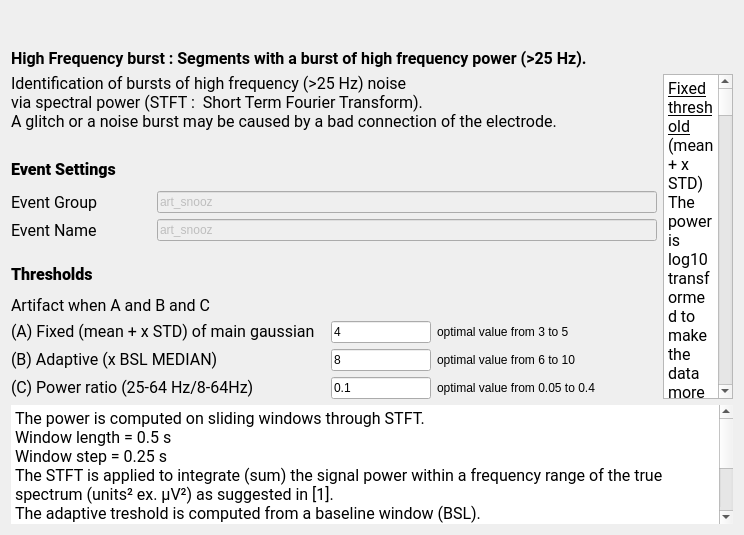
The window that tools/CEAMSTools/DetectArtifacts/HighFreqBurstStep/Ui_HighFreqBurstStep.ui (SnoozToolbox/snooz-package-ceams) describes before a commit, drawn with Qt 5.
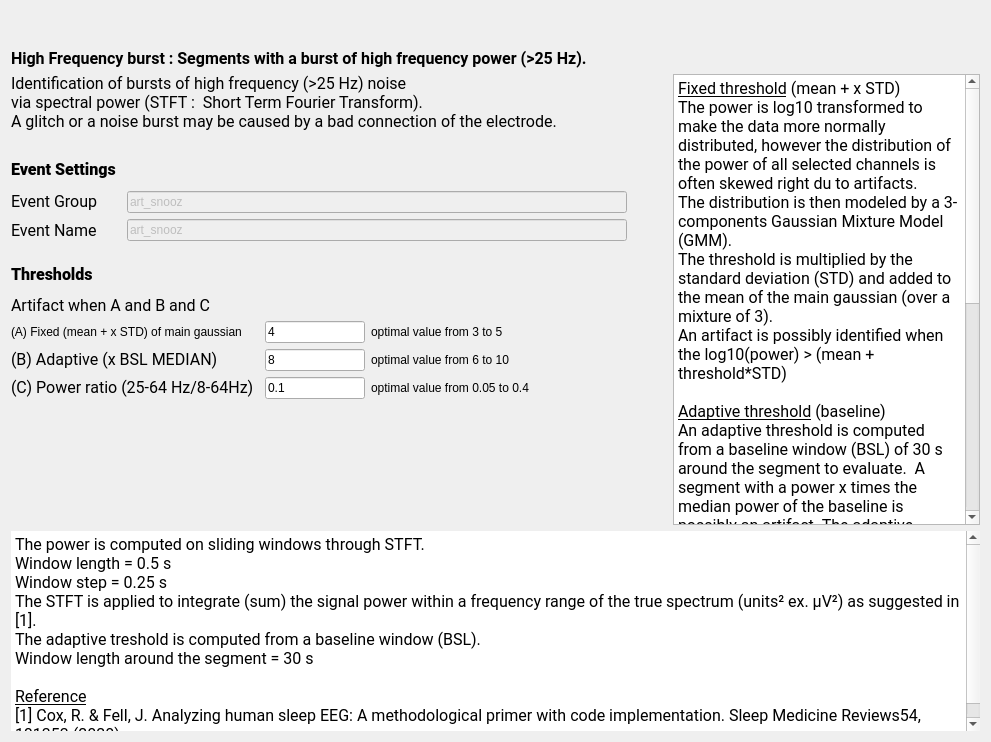
The same window after the commit.

What changed in the file:
```diff
--- a/tools/CEAMSTools/DetectArtifacts/HighFreqBurstStep/Ui_HighFreqBurstStep.ui
+++ b/tools/CEAMSTools/DetectArtifacts/HighFreqBurstStep/Ui_HighFreqBurstStep.ui
@@ -6,8 +6,8 @@
    <rect>
     <x>0</x>
     <y>0</y>
-    <width>734</width>
-    <height>535</height>
+    <width>991</width>
+    <height>742</height>
    </rect>
   </property>
   <property name="windowTitle">
@@ -18,25 +18,25 @@
   </property>
   <layout class="QVBoxLayout" name="verticalLayout_2">
    <item>
-        <widget class="QWidget" name="widget" native="true">
-         <property name="sizePolicy">
-          <sizepolicy hsizetype="Expanding" vsizetype="Preferred">
-           <horstretch>0</horstretch>
-           <verstretch>0</verstretch>
-          </sizepolicy>
-         </property>
-         <layout class="QHBoxLayout" name="horizontalLayout">
-          <item>
-           <widget class="QLabel" name="label_10">
-                <property name="text">
-                 <string/>
-                </property>
-                <property name="alignment">
-                 <set>Qt::AlignmentFlag::AlignCenter</set>
-                </property>
-           </widget>
-          </item>
-         </layout>
+    <widget class="QWidget" name="widget" native="true">
+     <property name="sizePolicy">
+      <sizepolicy hsizetype="Expanding" vsizetype="Preferred">
+       <horstretch>0</horstretch>
+       <verstretch>0</verstretch>
+      </sizepolicy>
+     </property>
+     <layout class="QHBoxLayout" name="horizontalLayout">
+      <item>
+       <widget class="QLabel" name="label_10">
+        <property name="text">
+         <string/>
+        </property>
+        <property name="alignment">
+         <set>Qt::AlignmentFlag::AlignCenter</set>
+        </property>
+       </widget>
+      </item>
+     </layout>
     </widget>
    </item>
    <item>
@@ -127,18 +127,37 @@
        <item>
         <layout class="QHBoxLayout" name="horizontalLayout_3">
          <item>
-          <layout class="QFormLayout" name="formLayout">
+          <layout class="QGridLayout" name="gridLayout_3">
+           <item row="1" column="2">
+            <spacer name="horizontalSpacer_2">
+             <property name="orientation">
+              <enum>Qt::Orientation::Horizontal</enum>
+             </property>
+             <property name="sizeHint" stdset="0">
+              <size>
+               <width>40</width>
+               <height>20</height>
+              </size>
+             </property>
+            </spacer>
+           </item>
            <item row="0" column="0">
             <widget class="QLabel" name="label_3">
+             <property name="sizePolicy">
+              <sizepolicy hsizetype="Minimum" vsizetype="Preferred">
+               <horstretch>0</horstretch>
+               <verstretch>0</verstretch>
+              </sizepolicy>
+             </property>
              <property name="minimumSize">
               <size>
-               <width>140</width>
+               <width>110</width>
                <height>0</height>
               </size>
              </property>
              <property name="maximumSize">
               <size>
-               <width>210</width>
+               <width>80</width>
                <height>16777215</height>
               </size>
              </property>
@@ -149,51 +168,35 @@
                <italic>false</italic>
                <bold>false</bold>
               </font>
-             </property>
-             <property name="text">
-              <string>Event Group</string>
-             </property>
-            </widget>
-           </item>
-           <item row="0" column="1">
-            <widget class="QLineEdit" name="group_lineEdit">
-             <property name="enabled">
-              <bool>false</bool>
-             </property>
-             <property name="sizePolicy">
-              <sizepolicy hsizetype="Fixed" vsizetype="Fixed">
-               <horstretch>0</horstretch>
-               <verstretch>0</verstretch>
-              </sizepolicy>
-             </property>
-             <property name="minimumSize">
-              <size>
-               <width>500</width>
-               <height>0</height>
-              </size>
-             </property>
-             <property name="maximumSize">
-              <size>
-               <width>500</width>
-               <height>16777215</height>
-              </size>
              </property>
              <property name="toolTip">
               <string>In which &quot;Event Group&quot; the detected artifact are added (how they will be written to  the annotation file). Go to the general Detectors Settings to edit the group.</string>
              </property>
              <property name="text">
-              <string>art_snooz</string>
+              <string>&lt;html&gt;&lt;head/&gt;&lt;body&gt;&lt;p&gt;Event Group&lt;/p&gt;&lt;/body&gt;&lt;/html&gt;</string>
              </property>
             </widget>
            </item>
            <item row="1" column="0">
             <widget class="QLabel" name="label_7">
+             <property name="sizePolicy">
+              <sizepolicy hsizetype="Minimum" vsizetype="Preferred">
+               <horstretch>0</horstretch>
+               <verstretch>0</verstretch>
+              </sizepolicy>
+             </property>
              <property name="minimumSize">
               <size>
-               <width>140</width>
+               <width>110</width>
                <height>0</height>
               </size>
              </property>
+             <property name="maximumSize">
+              <size>
+               <width>80</width>
+               <height>16777215</height>
+              </size>
+             </property>
              <property name="font">
               <font>
                <family>Roboto</family>
@@ -202,6 +205,9 @@
                <bold>false</bold>
               </font>
              </property>
+             <property name="toolTip">
+              <string>The event name of the detected artifact (how they will be wrtten to the annotation file).  Go to the general Detectors Settings to edit the name.</string>
+             </property>
              <property name="text">
               <string>Event Name</string>
              </property>
@@ -231,7 +237,38 @@
               </size>
              </property>
              <property name="toolTip">
-              <string>The event name of the detected artifact (how they will be wrtten to the annotation file).  Go to the general Detectors Settings to edit the name.</string>
+              <string/>
+             </property>
+             <property name="text">
+              <string>art_snooz</string>
+             </property>
+            </widget>
+           </item>
+           <item row="0" column="1">
+            <widget class="QLineEdit" name="group_lineEdit">
+             <property name="enabled">
+              <bool>false</bool>
+             </property>
+             <property name="sizePolicy">
+              <sizepolicy hsizetype="Fixed" vsizetype="Fixed">
+               <horstretch>0</horstretch>
+               <verstretch>0</verstretch>
+              </sizepolicy>
+             </property>
+             <property name="minimumSize">
+              <size>
+               <width>500</width>
+               <height>0</height>
+              </size>
+             </property>
+             <property name="maximumSize">
+              <size>
+               <width>500</width>
+               <height>16777215</height>
+              </size>
+             </property>
+             <property name="toolTip">
+              <string/>
              </property>
              <property name="text">
               <string>art_snooz</string>
@@ -305,20 +342,14 @@
          <property name="sizeConstraint">
           <enum>QLayout::SizeConstraint::SetFixedSize</enum>
          </property>
-         <item row="0" column="0">
-          <widget class="QLabel" name="label_5">
+         <item row="2" column="0">
+          <widget class="QLabel" name="label_11">
            <property name="sizePolicy">
             <sizepolicy hsizetype="Fixed" vsizetype="Fixed">
              <horstretch>0</horstretch>
              <verstretch>0</verstretch>
             </sizepolicy>
            </property>
-           <property name="minimumSize">
-            <size>
-             <width>140</width>
-             <height>0</height>
-            </size>
-           </property>
            <property name="maximumSize">
             <size>
              <width>315</width>
@@ -333,14 +364,27 @@
              <bold>false</bold>
             </font>
            </property>
-           <property name="midLineWidth">
-            <number>0</number>
-           </property>
            <property name="text">
-            <string>&lt;html&gt;&lt;head/&gt;&lt;body&gt;&lt;p&gt;(A) Fixed (mean + x STD) of main gaussian&lt;/p&gt;&lt;/body&gt;&lt;/html&gt;</string>
+            <string>(C) Power ratio (25-64 Hz/8-64Hz)</string>
            </property>
-           <property name="textFormat">
-            <enum>Qt::TextFormat::RichText</enum>
+          </widget>
+         </item>
+         <item row="2" column="2">
+          <widget class="QLabel" name="label_14">
+           <property name="sizePolicy">
+            <sizepolicy hsizetype="Fixed" vsizetype="Fixed">
+             <horstretch>0</horstretch>
+             <verstretch>0</verstretch>
+            </sizepolicy>
+           </property>
+           <property name="maximumSize">
+            <size>
+             <width>220</width>
+             <height>16777215</height>
+            </size>
+           </property>
+           <property name="text">
+            <string>optimal value from 0.05 to 0.4</string>
            </property>
           </widget>
          </item>
@@ -365,7 +409,7 @@
             </size>
            </property>
            <property name="toolTip">
-            <string>The threshold value to identify the artifact.  Its units is x times the baseline standard deviation.</string>
+            <string/>
            </property>
            <property name="text">
             <string>4</string>
@@ -391,42 +435,6 @@
            </property>
           </widget>
          </item>
-         <item row="1" column="0">
-          <widget class="QLabel" name="label_2">
-           <property name="sizePolicy">
-            <sizepolicy hsizetype="Fixed" vsizetype="Fixed">
-             <horstretch>0</horstretch>
-             <verstretch>0</verstretch>
-            </sizepolicy>
-           </property>
-           <property name="minimumSize">
-            <size>
-             <width>210</width>
-             <height>0</height>
-            </size>
-           </property>
-           <property name="maximumSize">
-            <size>
-             <width>315</width>
-             <height>16777215</height>
-            </size>
-           </property>
-           <property name="font">
-            <font>
-             <family>Roboto</family>
-             <pointsize>12</pointsize>
-             <italic>false</italic>
-             <bold>false</bold>
-            </font>
-           </property>
-           <property name="text">
-            <string>&lt;html&gt;&lt;head/&gt;&lt;body&gt;&lt;p&gt;(B) Adaptive (x BSL MEDIAN)&lt;/p&gt;&lt;/body&gt;&lt;/html&gt;</string>
-           </property>
-           <property name="textFormat">
-            <enum>Qt::TextFormat::RichText</enum>
-           </property>
-          </widget>
-         </item>
          <item row="1" column="1">
           <widget class="QLineEdit" name="thresh_adp_lineEdit">
            <property name="sizePolicy">
@@ -446,6 +454,19 @@
            </property>
           </widget>
          </item>
+         <item row="0" column="0">
+          <widget class="QLabel" name="label_15">
+           <property name="mouseTracking">
+            <bool>true</bool>
+           </property>
+           <property name="toolTip">
+            <string>The threshold value to identify the artifact.  Its units is x times the baseline standard deviation.</string>
+           </property>
+           <property name="text">
+            <string>(A) Fixed (mean + x STD) of main gaussian     </string>
+           </property>
+          </widget>
+         </item>
          <item row="1" column="2">
           <widget class="QLabel" name="label_13">
            <property name="sizePolicy">
@@ -465,14 +486,20 @@
            </property>
           </widget>
          </item>
-         <item row="2" column="0">
-          <widget class="QLabel" name="label_11">
+         <item row="1" column="0">
+          <widget class="QLabel" name="label_2">
            <property name="sizePolicy">
             <sizepolicy hsizetype="Fixed" vsizetype="Fixed">
              <horstretch>0</horstretch>
              <verstretch>0</verstretch>
             </sizepolicy>
            </property>
+           <property name="minimumSize">
+            <size>
+             <width>210</width>
+             <height>0</height>
+            </size>
+           </property>
            <property name="maximumSize">
             <size>
              <width>315</width>
@@ -488,7 +515,10 @@
             </font>
            </property>
            <property name="text">
-            <string>(C) Power ratio (25-64 Hz/8-64Hz)</string>
+            <string>&lt;html&gt;&lt;head/&gt;&lt;body&gt;&lt;p&gt;(B) Adaptive (x BSL MEDIAN) &lt;/p&gt;&lt;/body&gt;&lt;/html&gt;</string>
+           </property>
+           <property name="textFormat">
+            <enum>Qt::TextFormat::RichText</enum>
            </property>
           </widget>
          </item>
@@ -511,24 +541,18 @@
            </property>
           </widget>
          </item>
-         <item row="2" column="2">
-          <widget class="QLabel" name="label_14">
-           <property name="sizePolicy">
-            <sizepolicy hsizetype="Fixed" vsizetype="Fixed">
-             <horstretch>0</horstretch>
-             <verstretch>0</verstretch>
-            </sizepolicy>
+         <item row="2" column="3">
+          <spacer name="horizontalSpacer">
+           <property name="orientation">
+            <enum>Qt::Orientation::Horizontal</enum>
            </property>
-           <property name="maximumSize">
+           <property name="sizeHint" stdset="0">
             <size>
-             <width>220</width>
-             <height>16777215</height>
+             <width>40</width>
+             <height>20</height>
             </size>
            </property>
-           <property name="text">
-            <string>optimal value from 0.05 to 0.4</string>
-           </property>
-          </widget>
+          </spacer>
          </item>
         </layout>
        </item>
```
